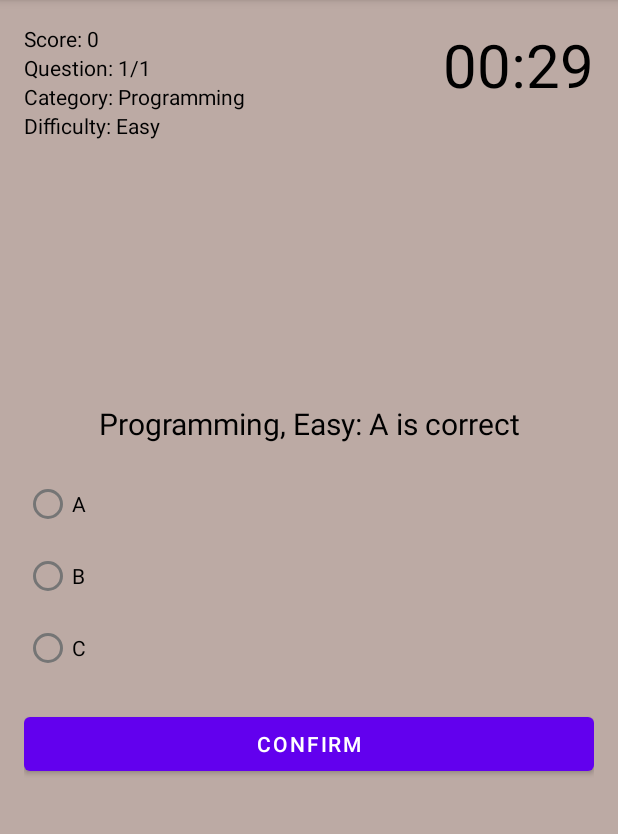
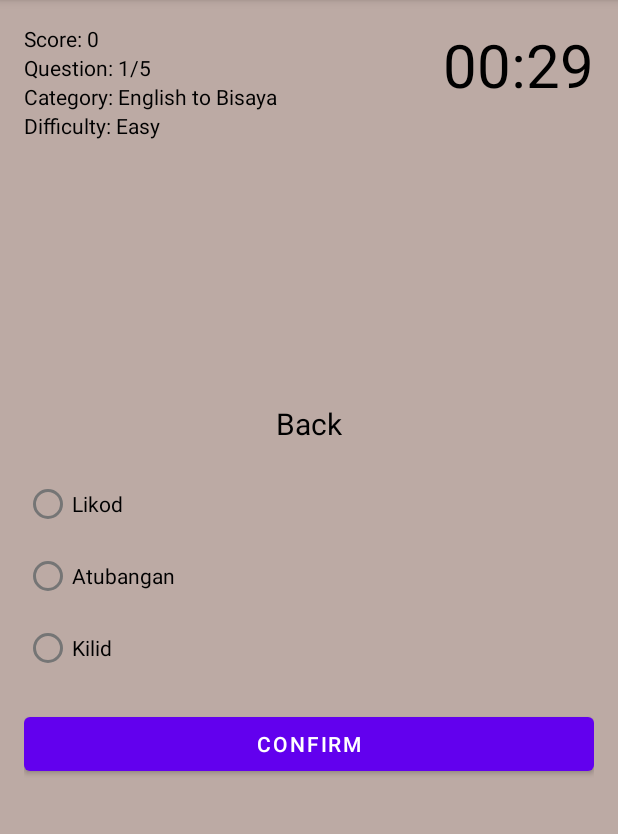
Before and after one commit to Manzazaa/Bisaya-Translation-Quiz-App, an Android app: the screen it shows after launch (QuizActivity), after a tap on "START QUIZ", on a phone screen of 412 x 824 dp, the part 84-918 px from its top. Run offline under Robolectric (Android 15) with nearby library versions, the phone set to English and light mode, and no system bars.

Commit message:
Big Update

```diff
--- a/app/src/main/java/com/example/bisayatranslationquizapp/Category.java
+++ b/app/src/main/java/com/example/bisayatranslationquizapp/Category.java
@@ -1,9 +1,9 @@
 package com.example.bisayatranslationquizapp;
 
 public class Category {
-        public static final int PROGRAMMING = 1;
-        public static final int GEOGRAPHY = 2;
-        public static final int MATH = 3;
+        public static final int ENGTOBIS = 1;
+        public static final int BISTOENG = 2;
+        public static final int CUSTOM = 3;
 
         private int id;
         private String name;
--- a/app/src/main/java/com/example/bisayatranslationquizapp/QuizActivity.java
+++ b/app/src/main/java/com/example/bisayatranslationquizapp/QuizActivity.java
@@ -205,15 +205,15 @@ public class QuizActivity extends AppCompatActivity {
         switch (currentQuestion.getAnswerNr()) {
             case 1:
                 rb1.setTextColor(Color.GREEN);
-                textViewQuestion.setText("Answer 1 is correct");
+                textViewQuestion.setText("Correct!");
                 break;
             case 2:
                 rb2.setTextColor(Color.GREEN);
-                textViewQuestion.setText("Answer 2 is correct");
+                textViewQuestion.setText("Correct!");
                 break;
             case 3:
                 rb3.setTextColor(Color.GREEN);
-                textViewQuestion.setText("Answer 3 is correct");
+                textViewQuestion.setText("Correct!");
                 break;
         }
 
--- a/app/src/main/java/com/example/bisayatranslationquizapp/QuizDbHelper.java
+++ b/app/src/main/java/com/example/bisayatranslationquizapp/QuizDbHelper.java
@@ -13,8 +13,8 @@ import java.util.List;
 
 
 public class QuizDbHelper extends SQLiteOpenHelper {
-    private static final String DATABASE_NAME = "MyAwesomeQuiz.db";
-    private static final int DATABASE_VERSION = 1;
+    private static final String DATABASE_NAME = "QuizDatabase.db";
+    private static final int DATABASE_VERSION = 2;
 
     private static QuizDbHelper instance;
 
@@ -75,12 +75,10 @@ public class QuizDbHelper extends SQLiteOpenHelper {
     }
 
     private void fillCategoriesTable() {
-        Category c1 = new Category("Programming");
+        Category c1 = new Category("English to Bisaya");
         insertCategory(c1);
-        Category c2 = new Category("Geography");
+        Category c2 = new Category("Bisaya to English");
         insertCategory(c2);
-        Category c3 = new Category("Math");
-        insertCategory(c3);
     }
 
     public void addCategory(Category category) {
@@ -103,30 +101,59 @@ public class QuizDbHelper extends SQLiteOpenHelper {
     }
 
     private void fillQuestionsTable() {
-        Question q1 = new Question("Programming, Easy: A is correct",
-                "A", "B", "C", 1,
-                Question.DIFFICULTY_EASY, Category.PROGRAMMING);
+        //BIS TO ENG EASY
+
+        Question q1 = new Question("Iring",
+                "Cat", "Dog", "Spinosaurus", 1,
+                Question.DIFFICULTY_EASY, Category.BISTOENG);
         insertQuestion(q1);
-        Question q2 = new Question("Geography, Medium: B is correct",
-                "A", "B", "C", 2,
-                Question.DIFFICULTY_MEDIUM, Category.GEOGRAPHY);
+
+        Question q2 = new Question("Iro",
+                "Snoop", "Dog", "Pterodactyl", 2,
+                Question.DIFFICULTY_EASY, Category.BISTOENG);
         insertQuestion(q2);
-        Question q3 = new Question("Math, Hard: C is correct",
-                "A", "B", "C", 3,
-                Question.DIFFICULTY_HARD, Category.MATH);
+
+        Question q3 = new Question("Dahom",
+                "Nightmares", "Water", "Dream", 3,
+                Question.DIFFICULTY_EASY, Category.BISTOENG);
         insertQuestion(q3);
-        Question q4 = new Question("Math, Easy: A is correct",
-                "A", "B", "C", 1,
-                Question.DIFFICULTY_EASY, Category.MATH);
+
+        Question q4 = new Question("Liog",
+                "Neck", "Deep", "Leg", 1,
+                Question.DIFFICULTY_EASY, Category.BISTOENG);
         insertQuestion(q4);
-        Question q5 = new Question("Non existing, Easy: A is correct",
-                "A", "B", "C", 1,
-                Question.DIFFICULTY_EASY, 4);
+
+        Question q5 = new Question("Lami",
+                "Epic", "Unsavory", "Delicious", 3,
+                Question.DIFFICULTY_EASY, Category.BISTOENG);
         insertQuestion(q5);
-        Question q6 = new Question("Non existing, Medium: B is correct",
-                "A", "B", "C", 2,
-                Question.DIFFICULTY_MEDIUM, 5);
+
+        //ENG TO BIS EASY
+        Question q6 = new Question("Nice",
+                "Ayus", "Waag nawong oy", "Wala", 1,
+                Question.DIFFICULTY_EASY, Category.ENGTOBIS);
         insertQuestion(q6);
+
+        Question q7 = new Question("Love",
+                "Lami", "Buang", "Gugma", 3,
+                Question.DIFFICULTY_EASY, Category.ENGTOBIS);
+        insertQuestion(q7);
+
+        Question q8 = new Question("Sleep",
+                "Tutok", "Tug", "Tugstak", 2,
+                Question.DIFFICULTY_EASY, Category.ENGTOBIS);
+        insertQuestion(q8);
+
+        Question q9 = new Question("Mine",
+                "Imoha", "Akoa", "Atoa", 2,
+                Question.DIFFICULTY_EASY, Category.ENGTOBIS);
+        insertQuestion(q9);
+
+        Question q10 = new Question("Back",
+                "Likod", "Atubangan", "Kilid", 1,
+                Question.DIFFICULTY_EASY, Category.ENGTOBIS);
+        insertQuestion(q10);
+
     }
 
     public void addQuestion(Question question) {
--- a/app/src/main/res/layout/activity_starting_screen.xml
+++ b/app/src/main/res/layout/activity_starting_screen.xml
@@ -15,7 +15,7 @@
         android:layout_marginTop="30dp"
         android:text="Bisaya Translation Quiz"
         android:textColor="@android:color/black"
-        android:textSize="35sp" />
+        android:textSize="30sp" />
 
     <TextView
         android:id="@+id/text_view_highscore"
```
